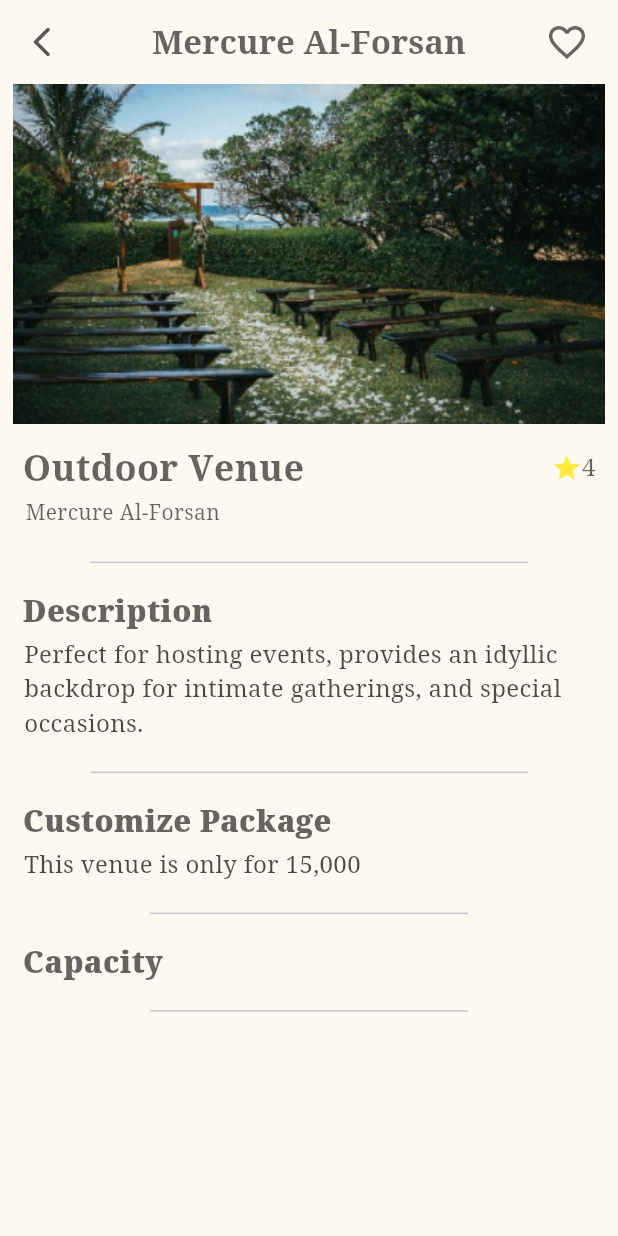
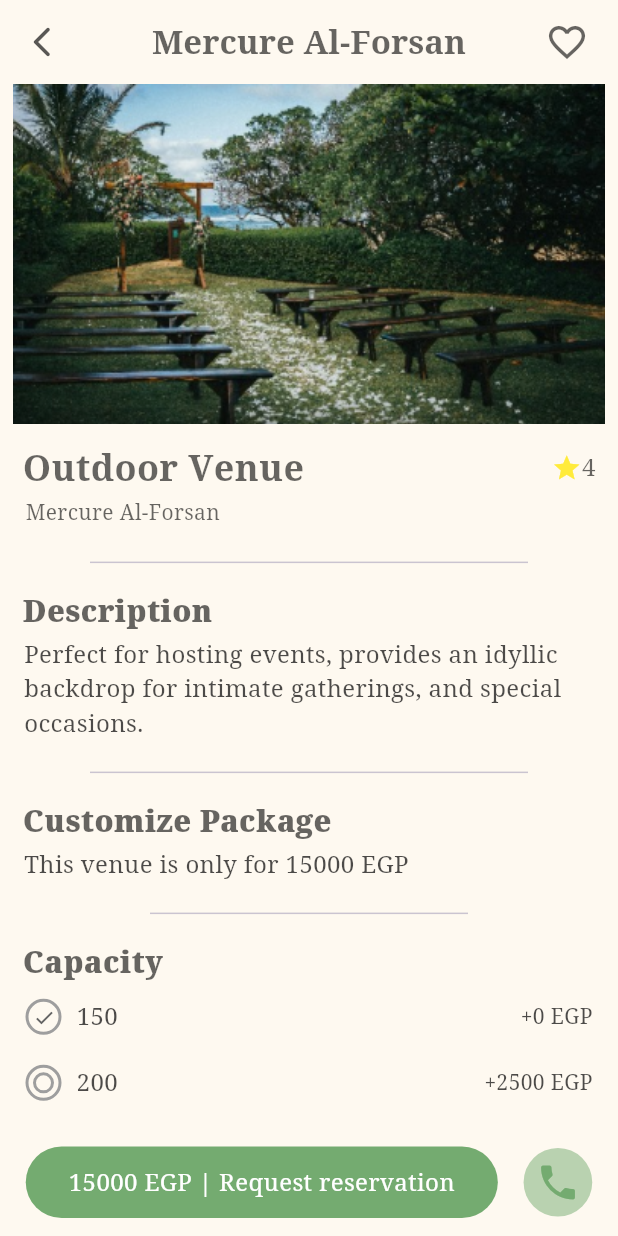
Before and after one commit to Ahmedmahmouddd/eunoia, a Flutter app: the PackagePage screen opened directly, on a phone screen of 412 x 824 dp. Run offline on Flutter 3.47's test engine with Material 3 defaults, Android fonts, the phone set to English and light mode, and no system bars; our stand-ins replace animated_splash_screen, flutter_screenutil, page_transition, persistent_bottom_nav_bar, shared_preferences, snippet_coder_utils; missing offline and left inert: api_cache_manager; accounts and stored records are empty.

Commit message:
Toggle button added

```diff
--- a/lib/features/business/presentation/views/package_page.dart
+++ b/lib/features/business/presentation/views/package_page.dart
@@ -1,38 +1,99 @@
 import 'package:eunoia/core/constants/constants.dart';
 import 'package:eunoia/features/business/presentation/widgets/business_page_app_bar.dart';
 import 'package:eunoia/features/business/presentation/widgets/cover_with_title.dart';
+import 'package:eunoia/features/business/presentation/widgets/toggle_button.dart';
 import 'package:eunoia/features/business/presentation/widgets/section_title.dart';
 import 'package:flutter/material.dart';
+import 'package:flutter_screenutil/flutter_screenutil.dart';
 
-class PackagePage extends StatelessWidget {
-  const PackagePage({super.key});
+class PackagePage extends StatefulWidget {
+  const PackagePage({Key? key}) : super(key: key);
+
+  @override
+  _PackagePageState createState() => _PackagePageState();
+}
+
+class _PackagePageState extends State<PackagePage> {
+  int lowerPrice = 15000;
+
+  void handlePriceSelection(int selectedPrice) {
+    setState(() {
+      lowerPrice += selectedPrice;
+    });
+  }
 
   @override
   Widget build(BuildContext context) {
     return Scaffold(
       appBar: const BusinessPageAppBar(title: 'Mercure Al-Forsan'),
+      bottomNavigationBar: Container(
+        height: 60.h,
+        decoration: const BoxDecoration(
+          color: KprimaryBeige,
+        ),
+        child: Row(
+          mainAxisAlignment: MainAxisAlignment.spaceEvenly,
+          crossAxisAlignment: CrossAxisAlignment.center,
+          children: [
+            GestureDetector(
+              child: Container(
+                height: 40.h,
+                width: 275.w,
+                decoration: const BoxDecoration(
+                  borderRadius: BorderRadius.all(Radius.circular(50)),
+                  color: KprimaryGreen,
+                ),
+                child: Center(
+                  child: Text(
+                    '$lowerPrice EGP | Request reservation',
+                    style: const TextStyle(
+                        color: Colors.white,
+                        fontSize: 16,
+                        fontFamily: 'Literata'),
+                  ),
+                ),
+              ),
+            ),
+            GestureDetector(
+              child: Container(
+                height: 40.h,
+                width: 40.w,
+                decoration: BoxDecoration(
+                  shape: BoxShape.circle,
+                  color: KprimaryGreen.withOpacity(.5),
+                ),
+                child: const Icon(
+                  Icons.phone,
+                  size: 30,
+                  color: KprimaryGreen,
+                ),
+              ),
+            ),
+          ],
+        ),
+      ),
       backgroundColor: KprimaryBeige,
       body: ListView(
-        children: const [
+        children: [
           Column(
             crossAxisAlignment: CrossAxisAlignment.start,
             children: [
-              CoverWithTitle(
+              const CoverWithTitle(
                 image: 'assets/images/package2.png',
                 title: 'Outdoor Venue',
                 location: 'Mercure Al-Forsan',
                 rate: '4',
                 pin: false,
               ),
-              Padding(
+              const Padding(
                 padding: EdgeInsets.only(bottom: 10),
                 child: Divider(
                   endIndent: 60,
                   indent: 60,
                 ),
               ),
-              SectionTitle(title: 'Description'),
-              Padding(
+              const SectionTitle(title: 'Description'),
+              const Padding(
                 padding: EdgeInsets.symmetric(horizontal: 16.0, vertical: 3),
                 child: Text(
                   'Perfect for hosting events, provides an idyllic backdrop for intimate gatherings, and special occasions.',
@@ -43,34 +104,53 @@ class PackagePage extends StatelessWidget {
                   ),
                 ),
               ),
-              Padding(
+              const Padding(
                 padding: EdgeInsets.symmetric(vertical: 10),
                 child: Divider(
                   endIndent: 60,
                   indent: 60,
                 ),
               ),
-              SectionTitle(title: 'Customize Package'),
+              const SectionTitle(title: 'Customize Package'),
               Padding(
-                padding: EdgeInsets.symmetric(horizontal: 16.0, vertical: 3),
+                padding:
+                    const EdgeInsets.symmetric(horizontal: 16.0, vertical: 3),
                 child: Text(
-                  'This venue is only for 15,000',
-                  style: TextStyle(
+                  'This venue is only for $lowerPrice EGP',
+                  style: const TextStyle(
                     fontFamily: 'Literata',
                     fontSize: 16,
                     color: Color.fromRGBO(0, 0, 0, .7),
                   ),
                 ),
               ),
-              Padding(
+              const Padding(
                 padding: EdgeInsets.symmetric(vertical: 10),
                 child: Divider(
                   endIndent: 100,
                   indent: 100,
                 ),
               ),
-              SectionTitle(title: 'Capacity'),
-              Padding(
+              const SectionTitle(title: 'Capacity'),
+              ToggleButton(
+                text: '150',
+                initialValue: true,
+                price: 0,
+                onSelect: handlePriceSelection,
+              ),
+              ToggleButton(
+                text: '200',
+                initialValue: false,
+                price: 2500,
+                onSelect: handlePriceSelection,
+              ),
+              ToggleButton(
+                text: '250',
+                initialValue: false,
+                price: 2000,
+                onSelect: handlePriceSelection,
+              ),
+              const Padding(
                 padding: EdgeInsets.symmetric(vertical: 10),
                 child: Divider(
                   endIndent: 100,
--- /dev/null
+++ b/lib/features/business/presentation/widgets/toggle_button.dart
@@ -0,0 +1,108 @@
+import 'package:flutter/material.dart';
+
+class ToggleButton extends StatefulWidget {
+  final String text;
+  final bool initialValue;
+  final ValueChanged<bool>? onChanged;
+  final int price;
+  final Function(int) onSelect;
+
+  ToggleButton({
+    required this.text,
+    required this.initialValue,
+    this.onChanged,
+    required this.price,
+    required this.onSelect,
+  });
+
+  @override
+  _ToggleButtonState createState() => _ToggleButtonState();
+}
+
+class _ToggleButtonState extends State<ToggleButton> {
+  late bool _isSelected;
+
+  @override
+  void initState() {
+    super.initState();
+    _isSelected = widget.initialValue;
+  }
+
+  @override
+  Widget build(BuildContext context) {
+    return Padding(
+      padding: const EdgeInsets.symmetric(horizontal: 17.0),
+      child: InkWell(
+        onTap: () {
+          setState(() {
+            _isSelected = !_isSelected;
+            if (widget.onChanged != null) {
+              widget.onChanged!(_isSelected);
+            }
+            if (_isSelected) {
+              widget.onSelect(widget.price);
+            } else {
+              widget.onSelect(-widget.price); // Subtract price on deselection
+            }
+          });
+        },
+        child: Padding(
+          padding: const EdgeInsets.symmetric(vertical: 10.0),
+          child: Row(
+            children: [
+              Container(
+                width: 24,
+                height: 24,
+                decoration: BoxDecoration(
+                  shape: BoxShape.circle,
+                  border: Border.all(
+                    color: _isSelected ? Colors.grey : Colors.grey,
+                    width: 2.0,
+                  ),
+                ),
+                padding: const EdgeInsets.all(3.0),
+                child: _isSelected
+                    ? const Icon(Icons.check,
+                        size: 15.0, color: Color.fromARGB(255, 100, 100, 100))
+                    : Container(
+                        width: 15.0,
+                        height: 15.0,
+                        decoration: BoxDecoration(
+                          shape: BoxShape.circle,
+                          border: Border.all(
+                            color: Colors.grey,
+                            width: 2.0,
+                          ),
+                        ),
+                      ),
+              ),
+              const SizedBox(
+                  width: 10), // Add some spacing between icon and text
+              Text(
+                widget.text,
+                style: const TextStyle(
+                  fontFamily: 'Literata',
+                  fontSize: 16,
+                  color: Color.fromRGBO(0, 0, 0, .7),
+                ),
+              ),
+              Expanded(
+                child: Align(
+                  alignment: Alignment.centerRight,
+                  child: Text(
+                    '+${widget.price} EGP',
+                    style: const TextStyle(
+                      fontFamily: 'Literata',
+                      fontSize: 14,
+                      color: Color.fromRGBO(0, 0, 0, .7),
+                    ),
+                  ),
+                ),
+              ),
+            ],
+          ),
+        ),
+      ),
+    );
+  }
+}
```
Also changed, not shown: lib/features/business/presentation/widgets/radio_button.dart (deleted).
